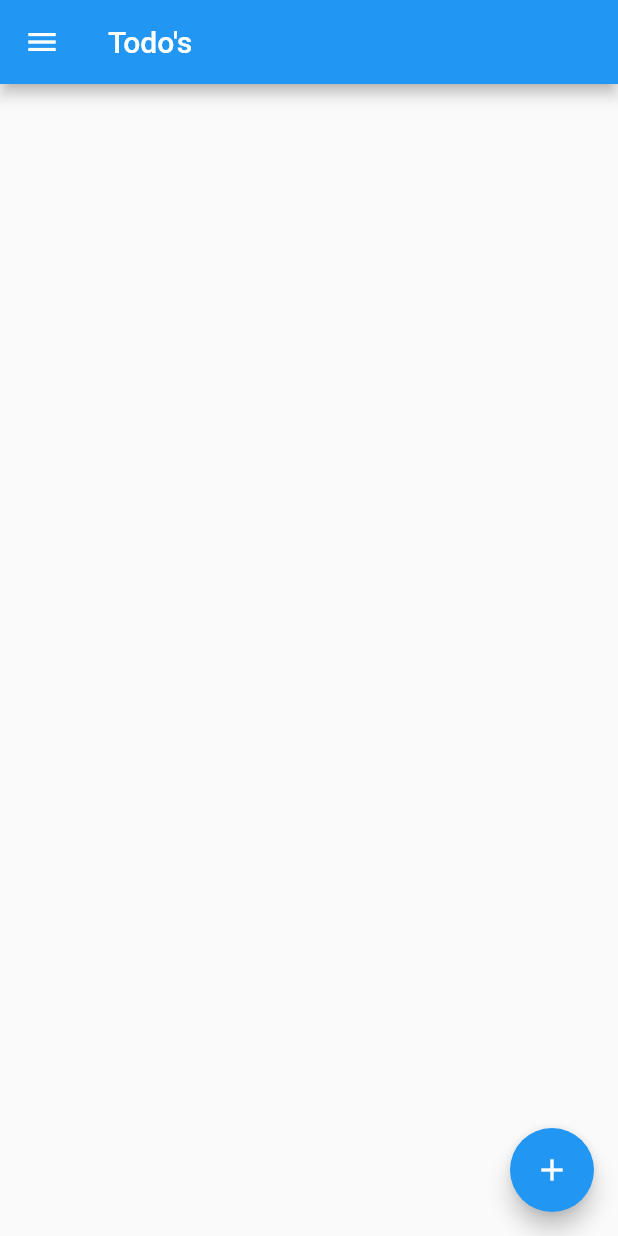
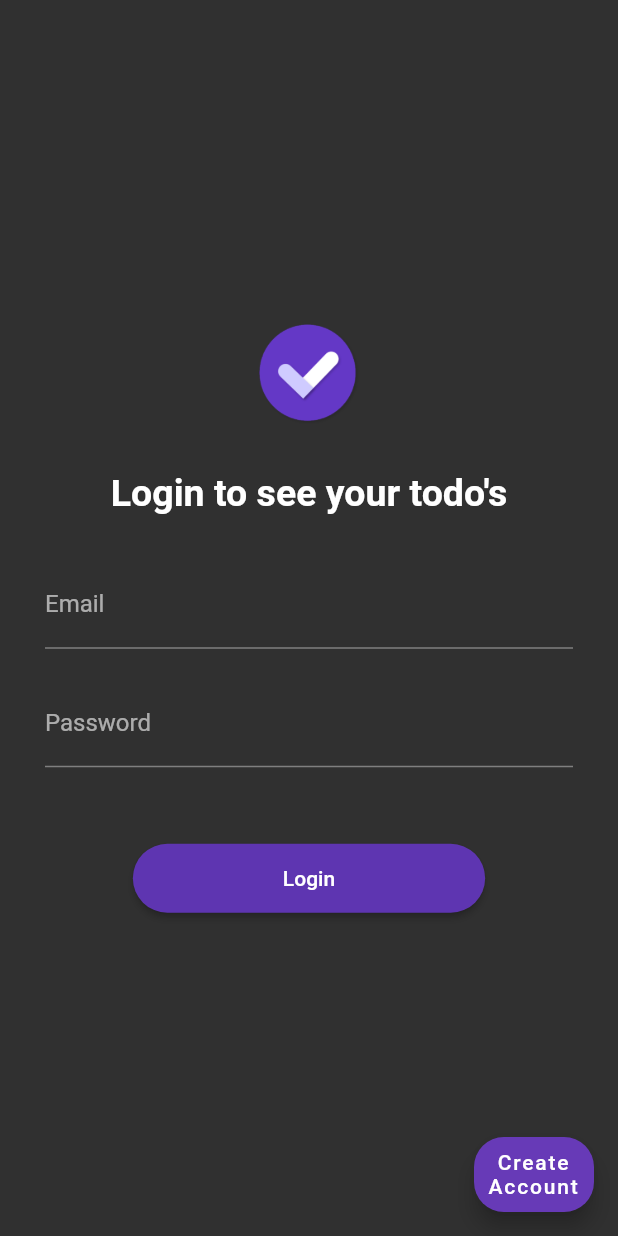
Before and after one commit to Rizardomon/Todo_List, a Flutter app: the screen it shows after launch, on a phone screen of 412 x 824 dp. Run offline on Flutter 3.47's test engine with Material 2 defaults, Android fonts, the light colour scheme and no system bars; our stand-ins replace cloud_firestore, firebase_core, flutter_mobx, flutter_modular, mobx; accounts and stored records are empty; generated files the repository leaves out were written again.

Commit message:
Login and Register design

```diff
--- a/lib/app/app_module.dart
+++ b/lib/app/app_module.dart
@@ -1,8 +1,9 @@
+import 'package:todo_list/app/modules/login/login_module.dart';
+
 import 'app_controller.dart';
 import 'package:flutter_modular/flutter_modular.dart';
 import 'package:flutter/material.dart';
 import 'package:todo_list/app/app_widget.dart';
-import 'package:todo_list/app/modules/home/home_module.dart';
 
 class AppModule extends MainModule {
   @override
@@ -13,7 +14,7 @@ class AppModule extends MainModule {
 
   @override
   List<ModularRouter> get routers => [
-        ModularRouter(Modular.initialRoute, module: HomeModule()),
+        ModularRouter(Modular.initialRoute, module: LoginModule()),
       ];
 
   @override
--- a/lib/app/app_widget.dart
+++ b/lib/app/app_widget.dart
@@ -8,8 +8,12 @@ class AppWidget extends StatelessWidget {
       debugShowCheckedModeBanner: false,
       navigatorKey: Modular.navigatorKey,
       title: 'Todo List',
-      theme: ThemeData(),
-      darkTheme: ThemeData.dark(),
+      theme: ThemeData(
+        brightness: Brightness.dark,
+        primarySwatch: Colors.deepPurple,
+        primaryColor: Colors.deepPurple[400],
+        accentColor: Colors.deepPurple[400],
+      ),
       initialRoute: '/',
       onGenerateRoute: Modular.generateRoute,
     );
--- a/lib/app/modules/home/home_page.dart
+++ b/lib/app/modules/home/home_page.dart
@@ -31,16 +31,13 @@ class _HomePageState extends ModularState<HomePage, HomeController> {
                 accountName: Text('Richard Robinson'),
                 accountEmail: Text('richard@teste.com')),
             ListTile(
-              leading: Icon(Icons.home),
-              title: Text('Home Page'),
-              subtitle: Text('Voltar para home'),
-              onTap: () => print('home'),
-            ),
-            ListTile(
-                leading: Icon(Icons.logout),
+                leading: Icon(
+                  Icons.logout,
+                  color: Colors.deepPurple[200],
+                ),
                 title: Text('Logout'),
                 subtitle: Text('Finalizar Sessão'),
-                onTap: () => print('home')),
+                onTap: () => Navigator.of(context).pushReplacementNamed('/')),
           ],
         ),
       ),
@@ -83,6 +80,7 @@ class _HomePageState extends ModularState<HomePage, HomeController> {
                     _showDialog(model);
                   },
                   trailing: Checkbox(
+                    activeColor: Colors.deepPurple,
                     value: model.check,
                     onChanged: (check) {
                       model.check = check;
@@ -91,6 +89,7 @@ class _HomePageState extends ModularState<HomePage, HomeController> {
                   ),
                   leading: IconButton(
                     icon: Icon(Icons.delete),
+                    color: Colors.deepPurple[200],
                     onPressed: () {
                       controller.removeEntry(model);
                     },
@@ -126,14 +125,14 @@ class _HomePageState extends ModularState<HomePage, HomeController> {
             actions: <Widget>[
               FlatButton(
                 onPressed: () {
-                  Navigator.pushNamed(context, '/');
+                  Navigator.pushNamed(context, '/home');
                 },
                 child: Text('Cancel'),
               ),
               FlatButton(
                 onPressed: () async {
                   await controller.save(model);
-                  Navigator.pushNamed(context, '/');
+                  Navigator.pushNamed(context, '/home');
                 },
                 child: Text('Save'),
               ),
--- /dev/null
+++ b/lib/app/modules/login/login_controller.dart
@@ -0,0 +1 @@
+class LoginController {}
--- a/lib/app/modules/login/login_page.dart
+++ b/lib/app/modules/login/login_page.dart
@@ -0,0 +1,138 @@
+import 'package:flutter/material.dart';
+
+class LoginPage extends StatefulWidget {
+  @override
+  _LoginPageState createState() => _LoginPageState();
+}
+
+class _LoginPageState extends State<LoginPage> {
+  @override
+  Widget build(BuildContext context) {
+    return Scaffold(
+      floatingActionButton: SizedBox(
+        width: 80,
+        height: 50,
+        child: FloatingActionButton(
+          backgroundColor: Colors.deepPurple,
+          onPressed: () {
+            _showDialog();
+          },
+          child: Text(
+            'Create Account',
+            textAlign: TextAlign.center,
+          ),
+          shape: RoundedRectangleBorder(
+            borderRadius: BorderRadius.circular(20.0),
+          ),
+        ),
+      ),
+      body: Column(
+        mainAxisAlignment: MainAxisAlignment.center,
+        children: [
+          SizedBox(
+            width: 70,
+            height: 70,
+            child: Image.asset('assets/images/logo.png'),
+          ),
+          Padding(
+            padding: const EdgeInsets.symmetric(
+              vertical: 30,
+            ),
+            child: Text(
+              "Login to see your todo's",
+              style: TextStyle(
+                fontSize: 25,
+                fontWeight: FontWeight.bold,
+              ),
+            ),
+          ),
+          Form(
+            child: Column(
+              children: [
+                Padding(
+                  padding:
+                      const EdgeInsets.only(bottom: 20, right: 30, left: 30),
+                  child: TextField(
+                    keyboardType: TextInputType.emailAddress,
+                    decoration: InputDecoration(
+                      labelText: 'Email',
+                    ),
+                  ),
+                ),
+                Padding(
+                  padding:
+                      const EdgeInsets.only(bottom: 50, right: 30, left: 30),
+                  child: TextField(
+                    obscureText: true,
+                    decoration: InputDecoration(
+                      labelText: 'Password',
+                    ),
+                  ),
+                ),
+                RaisedButton(
+                  shape: RoundedRectangleBorder(
+                    borderRadius: BorderRadius.circular(50.0),
+                  ),
+                  padding: EdgeInsets.symmetric(vertical: 15, horizontal: 100),
+                  onPressed: () {
+                    Navigator.of(context).pushReplacementNamed('/home');
+                  },
+                  child: Text('Login'),
+                ),
+              ],
+            ),
+          ),
+        ],
+      ),
+    );
+  }
+
+  _showDialog() {
+    showDialog(
+        context: context,
+        builder: (_) {
+          return AlertDialog(
+            title: Text('Create Account'),
+            content: SizedBox(
+              height: 130,
+              child: Form(
+                child: Column(
+                  mainAxisAlignment: MainAxisAlignment.spaceBetween,
+                  children: [
+                    TextFormField(
+                      onChanged: (value) => null,
+                      decoration: InputDecoration(
+                        border: OutlineInputBorder(),
+                        labelText: 'Email',
+                      ),
+                    ),
+                    TextFormField(
+                      onChanged: (value) => null,
+                      obscureText: true,
+                      decoration: InputDecoration(
+                        border: OutlineInputBorder(),
+                        labelText: 'Password',
+                      ),
+                    ),
+                  ],
+                ),
+              ),
+            ),
+            actions: [
+              FlatButton(
+                onPressed: () {
+                  Navigator.pushNamed(context, '/');
+                },
+                child: Text('Cancel'),
+              ),
+              FlatButton(
+                onPressed: () {
+                  Navigator.pushNamed(context, '/');
+                },
+                child: Text('Register'),
+              ),
+            ],
+          );
+        });
+  }
+}
--- a/pubspec.yaml
+++ b/pubspec.yaml
@@ -67,8 +67,8 @@ flutter:
   uses-material-design: true
 
   # To add assets to your application, add an assets section, like this:
-  # assets:
-  #   - images/a_dot_burr.jpeg
+  assets:
+    - assets/images/logo.png
   #   - images/a_dot_ham.jpeg
 
   # An image asset can refer to one or more resolution-specific "variants", see
```
Also changed, not shown: lib/app/modules/login/login_module.dart (added, +15 -0 lines), assets/images/logo.png (added).
